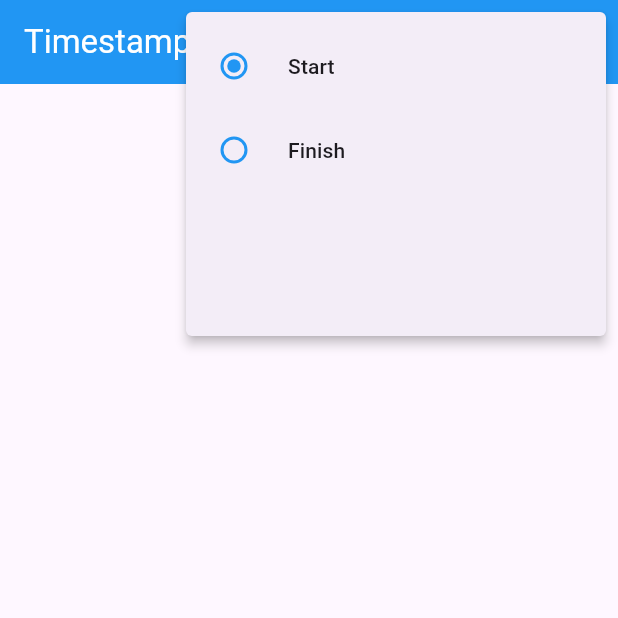
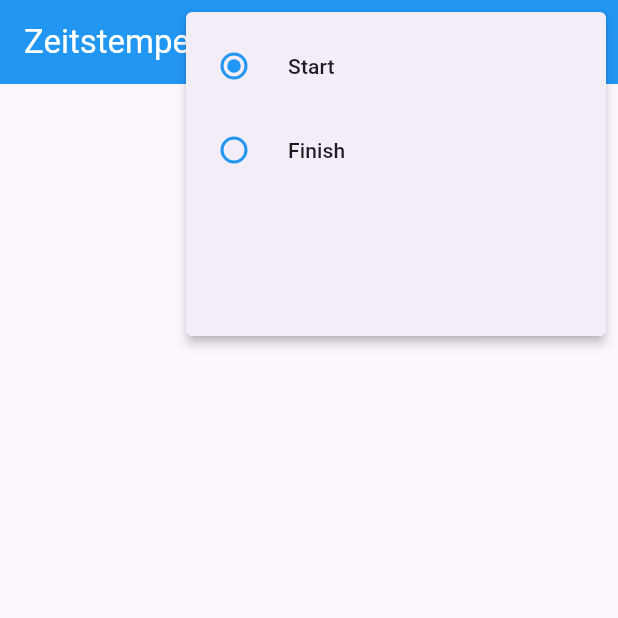
Before and after one commit to filou56/Elzwelle_Start, a Flutter app: the screen it shows after launch, after a tap on the "more vert" icon, on a phone screen of 412 x 824 dp, the top half of it. Run offline on Flutter 3.47's test engine with Material 3 defaults, Android fonts, the phone set to English and light mode, and no system bars; missing offline and left inert: mqtt_client.

Commit message:
multimode start/finish

```diff
--- /dev/null
+++ b/lib/configs/config.dart
@@ -0,0 +1,8 @@
+String MQTT_URL           = '144db7091e4a45cbb0e14506aeed779a.s2.eu.hivemq.cloud';
+int    MQTT_PORT          = 8883;
+String MQTT_ID_PREFIX     = 'elzwelle_';
+bool   MQTT_SECURE        = true;
+String MQTT_WILL_TOPIC    = 'willtopic';
+String MQTT_WILL_MSG      = 'Will message';
+String MQTT_USER          = 'welle';
+String MQTT_PASSWD        = 'elzwelle';
--- /dev/null
+++ b/lib/configs/text_strings.dart
@@ -0,0 +1,7 @@
+const APP_TITLE = 'Elzwelle Zeitstempel App';
+
+const List<String>HOME_PAGE_MODE  = ['Start','Finish'];
+const List<String>HOME_PAGE_TITLE = ['Zeitstempel Start','Zeitstempel Ziel'];
+const List<String>ADD_PAGE_TITLE  = ['Start Startnummer','Ziel Startnummer'];
+const List<String>ADD_PAGE_HINT   = ['Startnummer eingeben','Startnummer eingeben'];
+const List<String>ADD_PAGE_SEND   = ['Startnummer senden','Startnummer senden'];
--- a/lib/controls/radio_list.dart
+++ b/lib/controls/radio_list.dart
@@ -1,16 +1,19 @@
 import 'dart:core';
 import 'package:flutter/material.dart';
 
-class RadioListValue {
-  int index = 1;
+class RadioListSelection {
+  int index;
+  final List<String> selections;
+
+  RadioListSelection(this.index, this.selections);
 }
 
 class RadioListMode extends StatefulWidget {
-  RadioListValue value;
+  final RadioListSelection radioList;
 
-  RadioListMode({
+  const RadioListMode({
     Key? key,
-    required this.value,
+    required this.radioList,
   }) : super(key: key);
 
   @override
@@ -24,40 +27,25 @@ class _RadioListModeState extends State<RadioListMode> {
     return SizedBox(
         width: double.maxFinite,
         height: 200,
-        child: ListView(
-            shrinkWrap: true,
-            children: <Widget>[
-              // Create a RadioListTile for option 1
-              RadioListTile(
-                fillColor: MaterialStateColor.resolveWith((states) => Colors.blue),
-                title: const Text('Start'),                       // Display the title for option 1
-                //subtitle: const Text('Subtitle for Option 1'),  // Display a subtitle for option 1
-                value: 1,                                         // Assign a value of 1 to this option
-                groupValue: widget.value.index,                   // Use _selectedValue to track the selected option
-                onChanged: (value) {
-                  setState(() {
-                    widget.value.index = value! as int; // Update _selectedValue when option 1 is selected
-                    Navigator.popAndPushNamed(context,'/');
-                  });
-                },
-              ),
-
-              // Create a RadioListTile for option 2
-              RadioListTile(
-                fillColor: MaterialStateColor.resolveWith((states) => Colors.blue),
-                title: const Text('Finish'),                      // Display the title for option 2
-                //subtitle: const Text('Subtitle for Option 2'),  // Display a subtitle for option 2
-                value: 2,                                         // Assign a value of 2 to this option
-                groupValue: widget.value.index,                   // Use _selectedValue to track the selected option
-                onChanged: (value) {
-                  setState(() {
-                    widget.value.index = value! as int; // Update _selectedValue when option 2 is selected
-                    Navigator.popAndPushNamed(context,'/');
-                  });
-                },
-              ),
-            ]
-        )
+        child: ListView.builder(
+          itemBuilder: (BuildContext context, int index) {
+            return RadioListTile<int>(
+              fillColor: MaterialStateColor.resolveWith((states) => Colors.blue),
+              value: index,
+              groupValue: widget.radioList.index,
+              toggleable: true,
+              title: Text(widget.radioList.selections[index]),
+              onChanged: (int? value) {
+                setState(() {
+                  widget.radioList.index = value!;
+                  // force restart from begin with new mode
+                  Navigator.of(context).pushNamedAndRemoveUntil('/', (Route<dynamic> route) => false);
+                });
+              },
+            );
+          },
+          itemCount: widget.radioList.selections.length,
+        ),
     );
   }
 }
--- a/lib/main.dart
+++ b/lib/main.dart
@@ -1,15 +1,19 @@
 import 'package:flutter/material.dart';
 import 'package:elzwelle_start/ui/app.dart';
 import 'package:elzwelle_start/providers/mqtt/mqtt_handler.dart';
+import 'package:elzwelle_start/configs/text_strings.dart';
+import 'package:elzwelle_start/controls/radio_list.dart';
 
 void main() async {
   WidgetsFlutterBinding.ensureInitialized();
 
-  final MqttHandler mqttHandler = MqttHandler();;
+  final RadioListSelection mode = RadioListSelection(0,HOME_PAGE_MODE);
+  final MqttHandler mqttHandler = MqttHandler(mode);
 
   mqttHandler.connect();
 
   runApp(SheetsApp(
     mqttHandler: mqttHandler,
+    mode: mode,
   ));
 }
--- a/lib/providers/mqtt/mqtt_handler.dart
+++ b/lib/providers/mqtt/mqtt_handler.dart
@@ -2,18 +2,22 @@ import 'dart:io';
 import 'package:flutter/foundation.dart';
 import 'package:mqtt_client/mqtt_client.dart';
 import 'package:mqtt_client/mqtt_server_client.dart';
+import 'package:elzwelle_start/controls/radio_list.dart';
+import 'package:elzwelle_start/configs/mqtt_messages.dart';
+import 'package:elzwelle_start/configs/config.dart';
 
 class MqttHandler with ChangeNotifier {
   final ValueNotifier<String> data = ValueNotifier<String>("");
+  final RadioListSelection mode;
   late  MqttServerClient _client;
+
+  MqttHandler(this.mode);
 
   var id = UniqueKey();
 
   Future<Object> connect() async {
     _client = MqttServerClient.withPort(
-        '144db7091e4a45cbb0e14506aeed779a.s2.eu.hivemq.cloud', 'elzwelle_$id', 8883);
-    // client = MqttServerClient.withPort(
-    //     '144db7091e4a45cbb0e14506aeed779a.s2.eu.hivemq.cloud', 'elzwelle_start', 8883);
+        MQTT_URL, MQTT_ID_PREFIX+id.toString(), MQTT_PORT);
     _client.logging(on: false);
     _client.onConnected      = onConnected;
     _client.onDisconnected   = onDisconnected;
@@ -24,15 +28,15 @@ class MqttHandler with ChangeNotifier {
     _client.keepAlivePeriod  = 60;
     _client.connectTimeoutPeriod = 10;
     /// HiveMQ uses TLS secure transport
-    _client.secure           = true;
+    _client.secure           = MQTT_SECURE;
     _client.securityContext  = SecurityContext.defaultContext;
     _client.onBadCertificate = (dynamic a) => true;
     /// Set the correct MQTT protocol for mosquito
     _client.setProtocolV311();
 
     final connMessage = MqttConnectMessage()
-        .withWillTopic('willtopic')
-        .withWillMessage('Will message')
+        .withWillTopic(MQTT_WILL_TOPIC)
+        .withWillMessage(MQTT_WILL_MSG)
         .startClean()
         .withWillQos(MqttQos.atLeastOnce);
 
@@ -41,7 +45,7 @@ class MqttHandler with ChangeNotifier {
     _client.connectionMessage = connMessage;
     try {
       /// HiveMQ uses password authentication
-      await _client.connect('welle', 'elzwelle');
+      await _client.connect(MQTT_USER, MQTT_PASSWD);
     } catch (e) {
         print('Exception: $e');
       _client.disconnect();
@@ -58,19 +62,19 @@ class MqttHandler with ChangeNotifier {
 
     sleep(const Duration(seconds: 1));
 
-    print('MQTT_LOGS::Subscribing to the elzwelle/stopwatch/start topic');
-    const topic = 'elzwelle/stopwatch/start/#';
+    print('MQTT_LOGS::Subscribing to the topic');
+    const topic = MQTT_TOPIC;
     _client.subscribe(topic, MqttQos.atMostOnce);
 
     _client.updates!.listen((List<MqttReceivedMessage<MqttMessage?>>? c) {
       final rcvMessage = c![0].payload as MqttPublishMessage;
       final rcfPayload = MqttPublishPayload.bytesToStringAsString(rcvMessage.payload.message);
 
-      if (c[0].topic == 'elzwelle/stopwatch/start') {
+      if (c[0].topic == MQTT_STAMP_DATA[mode.index]) {
         data.value = rcfPayload+' *'; // + Tag
-      } else if (c[0].topic == 'elzwelle/stopwatch/start/number/akn') {
+      } else if (c[0].topic == MQTT_STAMP_NUM_AKN[mode.index]) {
         data.value = rcfPayload+' #'; // + Tag
-      } else if (c[0].topic == 'elzwelle/stopwatch/start/number/error') {
+      } else if (c[0].topic == MQTT_STAMP_NUM_ERROR[mode.index]) {
         data.value = rcfPayload+' !'; // + Tag
       }else {
         // use unique string to force notify listeners
--- a/lib/ui/app.dart
+++ b/lib/ui/app.dart
@@ -2,16 +2,18 @@ import 'package:flutter/material.dart';
 import 'package:elzwelle_start/ui/screens/home/home_page.dart';
 import 'package:elzwelle_start/providers/mqtt/mqtt_handler.dart';
 import 'package:elzwelle_start/controls/radio_list.dart';
+import 'package:elzwelle_start/configs/text_strings.dart';
 
 const String routeAdd = '/add';
 const String routeHome = '/';
 
 class SheetsApp extends StatelessWidget {
-  final MqttHandler    mqttHandler;
-  final RadioListValue mode = RadioListValue();
+  final MqttHandler mqttHandler;
+  final RadioListSelection mode;
 
-  SheetsApp({
+  const SheetsApp({
     required this.mqttHandler,
+    required this.mode,
     Key? key,
   }) : super(key: key);
 
@@ -41,7 +43,7 @@ class SheetsApp extends StatelessWidget {
           //   ),
           // ),
       ),
-      title: 'Elzwelle Timestamp App',
+      title: APP_TITLE,
       initialRoute: routeHome,
       routes: {
         routeHome: (_) => HomePage(mqttHandler: mqttHandler, mode: mode),
--- a/lib/ui/screens/home/home_page.dart
+++ b/lib/ui/screens/home/home_page.dart
@@ -4,13 +4,15 @@ import 'package:elzwelle_start/models/timestamp_entity.dart';
 import 'package:elzwelle_start/ui/screens/add/add_page.dart';
 import 'package:elzwelle_start/providers/mqtt/mqtt_handler.dart';
 import 'package:elzwelle_start/controls/radio_list.dart';
-import 'package:elzwelle_start/controls/drop_down.dart';
+import 'package:elzwelle_start/configs/text_strings.dart';
 
 class HomePage extends StatefulWidget {
-  final MqttHandler mqttHandler;
-  final RadioListValue mode;
+  final MqttHandler         mqttHandler;
+  final RadioListSelection  mode;
 
-  const HomePage({
+  int modeIndex = -1;
+
+  HomePage({
     Key? key,
     required this.mqttHandler,
     required this.mode
@@ -39,13 +41,9 @@ class _HomePageState extends State<HomePage> {
 
   void _update(String s) {
     var _items = s.split(' ');
-    // print('S: ${s}');
-    // print('Tag: ${items[3]}');
-
     // check for tree items, drop other messages
     if (_items.length == 4) {
       if (_items[3] == '*') {
-        //timestamps.add(TimestampEntity(time: items[0], stamp: items[1], number: items[2]));
         _timestamps.insert(0, TimestampEntity(
             time: _items[0], stamp: _items[1], number: _items[2], tag: _items[3]));
         print('Insert length: ${_timestamps.length}');
@@ -67,13 +65,13 @@ class _HomePageState extends State<HomePage> {
   Widget build(BuildContext context) {
     return Scaffold(
       appBar: AppBar(
-        title: const Text('Timestamps Start'),
+        title: Text(HOME_PAGE_TITLE[widget.mode.index]),
         //backgroundColor: Colors.lightBlue,
         actions: [
           PopupMenuButton(
             itemBuilder: (context) => [
               PopupMenuItem(
-                child: RadioListMode(value: widget.mode),
+                child: RadioListMode(radioList: widget.mode),
               )
             ]
           )
@@ -81,9 +79,16 @@ class _HomePageState extends State<HomePage> {
       ),
       body: ValueListenableBuilder<String>(
         builder: (BuildContext context, String value, Widget? child) {
-          print('Notify: $value Mode: ${widget.mode.index}');
-          if (value.isNotEmpty) {
-            _update(value);
+          if ( widget.modeIndex != widget.mode.index ) {
+            _timestamps.clear();
+            widget.modeIndex = widget.mode.index;
+            print('Clear, Mode: ${widget.mode.index}');
+            value = '';
+          } else {
+            print('Notify: $value ');
+            if (value.isNotEmpty) {
+              _update(value);
+            }
           }
         return Row(
           mainAxisAlignment: MainAxisAlignment.spaceEvenly,
@@ -96,6 +101,7 @@ class _HomePageState extends State<HomePage> {
                 itemCount: _timestamps.length,
                 itemBuilder: (context, i) {
                   return TimestampCard(
+                      mode: widget.mode,
                       timestamp: _timestamps[i],
                       mqttHandler: widget.mqttHandler,
                     );
@@ -113,20 +119,22 @@ class _HomePageState extends State<HomePage> {
 } // class
 
 class TimestampCard extends StatelessWidget {
-  final TimestampEntity _timestamp;
-  final MqttHandler _mqttHandler;
+  final TimestampEntity     timestamp;
+  final MqttHandler         mqttHandler;
+  final RadioListSelection  mode;
 
   const TimestampCard({
-    required MqttHandler mqttHandler,
-    required TimestampEntity timestamp,
+    required this.mqttHandler,
+    required this.timestamp,
+    required this.mode,
     Key? key,
-  }) : _mqttHandler = mqttHandler, _timestamp = timestamp, super(key: key);
+  }) : super(key: key);
 
   @override
   Widget build(BuildContext context) {
     TextStyle _textStyle;
 
-    switch(_timestamp.tag) {
+    switch(timestamp.tag) {
       case '*': {
         _textStyle = const TextStyle(
             fontSize: 20.0, fontWeight: FontWeight.bold,
@@ -171,20 +179,20 @@ class TimestampCard extends StatelessWidget {
           children: [
             Expanded(
               child:
-                Text(_timestamp.time,
+                Text(timestamp.time,
                   style: _textStyle,
                   textAlign: TextAlign.start,
                 ),
               ),
             Expanded(
               child:
-                Text(_timestamp.stamp,
+                Text(timestamp.stamp,
                     style: _textStyle,
                     textAlign: TextAlign.start),
             ),
             Expanded(
               child:
-              Text(_timestamp.number,
+              Text(timestamp.number,
                   style: _textStyle,
                   textAlign: TextAlign.start),
             ),
@@ -199,8 +207,9 @@ class TimestampCard extends StatelessWidget {
                     context,
                     MaterialPageRoute(
                       builder: (context) => AddPage(
-                          timestamp:  _timestamp,
-                          mqttHandler: _mqttHandler,
+                          mode: mode,
+                          timestamp:  timestamp,
+                          mqttHandler: mqttHandler,
                       ),
                     ),
                   );
```
Also changed, not shown: SCRATCH.txt (added, +23 -0 lines), lib/configs/mqtt_messages.dart (added, +10 -0 lines), lib/ui/screens/add/add_page.dart (+16 -34 lines), 1 other file.
